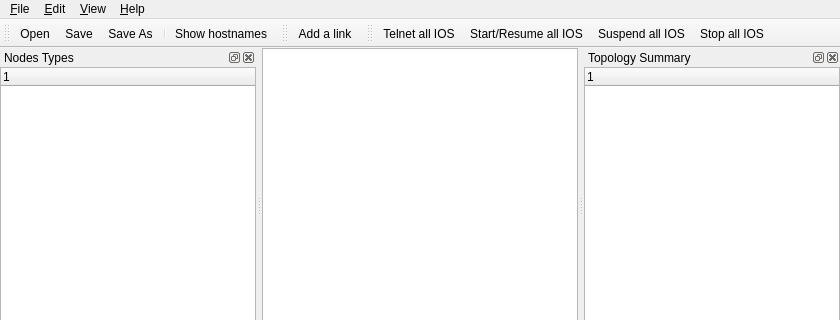
The window that src/GNS3/Ui/Form_MainWindow.ui (GNS3/gns3-legacy) describes before a commit, drawn with Qt 5; both pictures show x 0 to 840 and y 0 to 320 of the 840 by 600 pixel window.
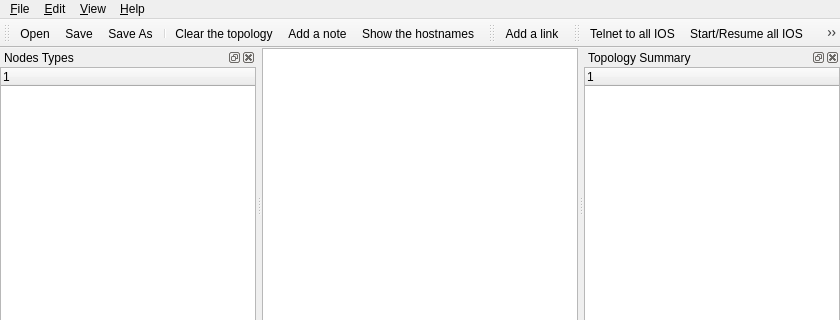
The same window after the commit. Icons and pictures are not drawn. Custom widgets are drawn as their Qt base class.

```diff
--- a/src/GNS3/Ui/Form_MainWindow.ui
+++ b/src/GNS3/Ui/Form_MainWindow.ui
@@ -131,6 +131,8 @@
    <addaction name="action_Save" />
    <addaction name="action_SaveAs" />
    <addaction name="separator" />
+   <addaction name="action_Clear" />
+   <addaction name="action_AddNote" />
    <addaction name="action_ShowHostnames" />
   </widget>
   <widget class="QDockWidget" name="dockWidget_NodeTypes" >
@@ -450,7 +452,7 @@
     <iconset resource="../../../../gns3-artwork/svg_resources.qrc" >:/icons/show-hostname.svg</iconset>
    </property>
    <property name="text" >
-    <string>Show hostnames</string>
+    <string>Show the hostnames</string>
    </property>
    <property name="toolTip" >
     <string>Show hostnames</string>
@@ -464,7 +466,7 @@
     <iconset resource="../../../../gns3-artwork/svg_resources.qrc" >:/icons/console.svg</iconset>
    </property>
    <property name="text" >
-    <string>Telnet all IOS</string>
+    <string>Telnet to all IOS</string>
    </property>
    <property name="statusTip" >
     <string>Start a console on all running IOS instances</string>
@@ -627,6 +629,22 @@
     <string>Suspend all IOS instances</string>
    </property>
   </action>
+  <action name="action_Clear" >
+   <property name="icon" >
+    <iconset resource="../../../../gns3-artwork/svg_resources.qrc" >:/icons/edit-clear.svg</iconset>
+   </property>
+   <property name="text" >
+    <string>Clear the topology</string>
+   </property>
+  </action>
+  <action name="action_AddNote" >
+   <property name="icon" >
+    <iconset resource="../../../../gns3-artwork/svg_resources.qrc" >:/icons/add-note.svg</iconset>
+   </property>
+   <property name="text" >
+    <string>Add a note</string>
+   </property>
+  </action>
  </widget>
  <customwidgets>
   <customwidget>
```
Left out of the diff: 2 changed lines with no effect on the pictures.
